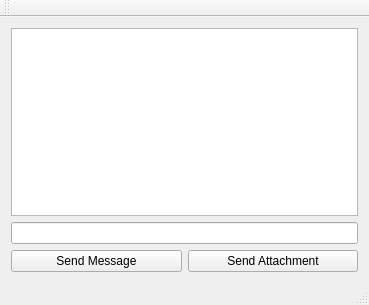
First picture: the form in Client/mainwindow.ui, repository INHIZARD/App, before the edit.
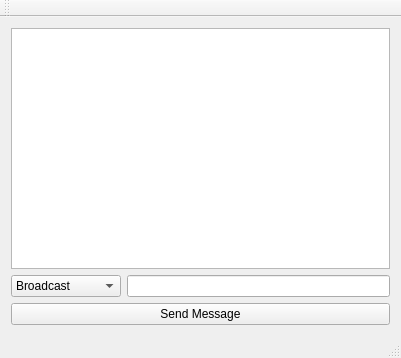
Second picture: the form after the edit.

```diff
--- a/Client/mainwindow.ui
+++ b/Client/mainwindow.ui
@@ -6,8 +6,8 @@
    <rect>
     <x>0</x>
     <y>0</y>
-    <width>369</width>
-    <height>305</height>
+    <width>401</width>
+    <height>358</height>
    </rect>
   </property>
   <property name="windowTitle">
@@ -17,7 +17,7 @@
    <string notr="true"/>
   </property>
   <widget class="QWidget" name="centralWidget">
-   <layout class="QGridLayout" name="gridLayout_2">
+   <layout class="QGridLayout" name="gridLayout">
     <item row="0" column="0">
      <widget class="QTextBrowser" name="textBrowser_receivedMessages">
       <property name="styleSheet">
@@ -26,9 +26,47 @@
      </widget>
     </item>
     <item row="1" column="0">
-     <layout class="QGridLayout" name="gridLayout">
-      <item row="1" column="0">
+     <layout class="QGridLayout" name="gridLayout_2">
+      <item row="0" column="0" colspan="2">
+       <layout class="QHBoxLayout" name="horizontalLayout">
+        <item>
+         <widget class="QComboBox" name="comboBox_receiver">
+          <property name="minimumSize">
+           <size>
+            <width>110</width>
+            <height>0</height>
+           </size>
+          </property>
+          <item>
+           <property name="text">
+            <string>Broadcast</string>
+           </property>
+          </item>
+         </widget>
+        </item>
+        <item>
+         <widget class="QLineEdit" name="lineEdit_message">
+          <property name="minimumSize">
+           <size>
+            <width>150</width>
+            <height>0</height>
+           </size>
+          </property>
+          <property name="styleSheet">
+           <string notr="true"/>
+          </property>
+         </widget>
+        </item>
+       </layout>
+      </item>
+      <item row="1" column="0" colspan="2">
        <widget class="QPushButton" name="pushButton_sendMessage">
+        <property name="minimumSize">
+         <size>
+          <width>0</width>
+          <height>0</height>
+         </size>
+        </property>
         <property name="styleSheet">
          <string notr="true"/>
         </property>
@@ -37,29 +75,6 @@
         </property>
        </widget>
       </item>
-      <item row="1" column="1">
-       <widget class="QPushButton" name="pushButton_sendAttachment">
-        <property name="styleSheet">
-         <string notr="true"/>
-        </property>
-        <property name="text">
-         <string>Send Attachment</string>
-        </property>
-       </widget>
-      </item>
-      <item row="0" column="0" colspan="2">
-       <widget class="QLineEdit" name="lineEdit_message">
-        <property name="sizePolicy">
-         <sizepolicy hsizetype="Expanding" vsizetype="Fixed">
-          <horstretch>0</horstretch>
-          <verstretch>0</verstretch>
-         </sizepolicy>
-        </property>
-        <property name="styleSheet">
-         <string notr="true"/>
-        </property>
-       </widget>
-      </item>
      </layout>
     </item>
    </layout>
```
Left out of the diff: 6 changed lines with no effect on the pictures.
